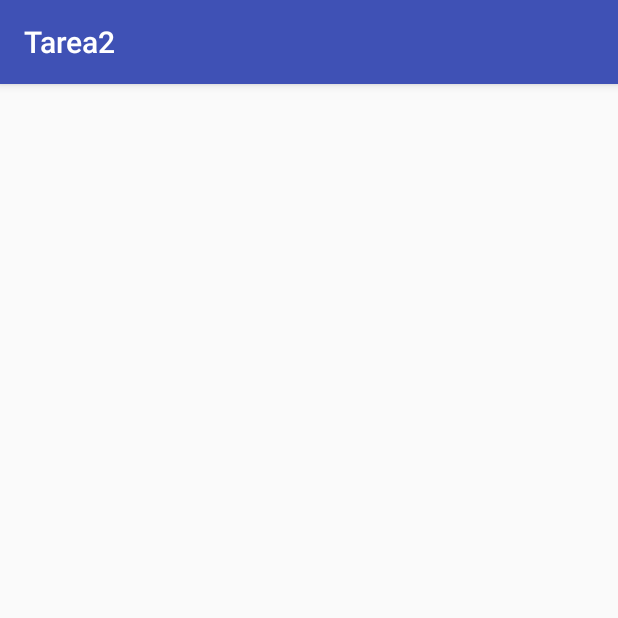
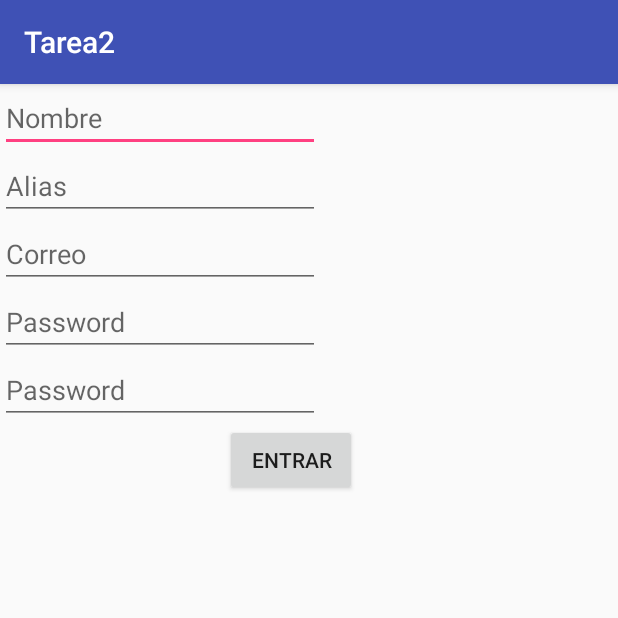
Before and after one commit to charlie83Gs/Tarea2Android, an Android app: the CrearUsuario screen opened directly, with no data from a screen before it, on a phone screen of 412 x 824 dp, the top half of it. Run offline under Robolectric (Android 15) with nearby library versions, the phone set to English and light mode, and no system bars.

Commit message:
crearUsuario

```diff
--- a/app/src/main/java/cr/ac/tec/tarea2/CrearUsuario.java
+++ b/app/src/main/java/cr/ac/tec/tarea2/CrearUsuario.java
@@ -2,12 +2,22 @@ package cr.ac.tec.tarea2;
 
 import android.support.v7.app.AppCompatActivity;
 import android.os.Bundle;
+import android.widget.EditText;
 
 public class CrearUsuario extends AppCompatActivity {
+
+    EditText nombre;
+    EditText alias;
+    EditText correo;
+    EditText nombre;
 
     @Override
     protected void onCreate(Bundle savedInstanceState) {
         super.onCreate(savedInstanceState);
         setContentView(R.layout.activity_crear_usuario);
     }
+
+    public void crearUsuario(View view){
+
+    }
 }
--- a/app/src/main/res/layout/activity_crear_usuario.xml
+++ b/app/src/main/res/layout/activity_crear_usuario.xml
@@ -2,16 +2,78 @@
 <android.support.constraint.ConstraintLayout xmlns:android="http://schemas.android.com/apk/res/android"
     xmlns:app="http://schemas.android.com/apk/res-auto"
     xmlns:tools="http://schemas.android.com/tools"
-    android:layout_width="match_parent"
-    android:layout_height="match_parent"
+    android:layout_width="fill_parent"
+    android:layout_height="fill_parent"
     tools:context=".CrearUsuario">
 
     <LinearLayout
-        android:layout_width="match_parent"
-        android:layout_height="match_parent"
+        android:layout_width="fill_parent"
+        android:layout_height="fill_parent"
         android:orientation="vertical"
         app:layout_constraintBottom_toBottomOf="parent"
         app:layout_constraintEnd_toEndOf="parent"
         app:layout_constraintStart_toStartOf="parent"
-        app:layout_constraintTop_toTopOf="parent"></LinearLayout>
+        app:layout_constraintTop_toTopOf="parent">
+
+        <EditText
+            android:id="@+id/edt_CrearUsuarioNombre"
+            android:layout_width="wrap_content"
+            android:layout_height="wrap_content"
+            android:ems="10"
+            android:hint="Nombre"
+            android:inputType="textPersonName"
+            android:text="" />
+
+        <EditText
+            android:id="@+id/edt_CrearUsuarioAlias"
+            android:layout_width="wrap_content"
+            android:layout_height="wrap_content"
+            android:ems="10"
+            android:hint="Alias"
+            android:inputType="textPersonName"
+            android:text="" />
+
+        <EditText
+            android:id="@+id/edt_CrearUsuarioCorreo"
+            android:layout_width="wrap_content"
+            android:layout_height="wrap_content"
+            android:ems="10"
+            android:hint="Correo"
+            android:inputType="textEmailAddress"
+            android:text="" />
+
+        <EditText
+            android:id="@+id/edtCrearUsuarioPassword"
+            android:layout_width="wrap_content"
+            android:layout_height="wrap_content"
+            android:ems="10"
+            android:hint="Password"
+            android:inputType="textPassword"
+            android:text="" />
+
+        <EditText
+            android:id="@+id/edtCrearUsuarioPasswordVerify"
+            android:layout_width="wrap_content"
+            android:layout_height="wrap_content"
+            android:ems="10"
+            android:hint="Password"
+            android:inputType="textPassword"
+            android:text="" />
+
+        <Button
+            android:id="@+id/btn_CrearUsuario"
+            android:layout_width="wrap_content"
+            android:layout_height="wrap_content"
+            android:layout_marginBottom="130dp"
+            android:layout_marginEnd="150dp"
+            android:layout_marginLeft="150dp"
+            android:layout_marginRight="150dp"
+            android:layout_marginStart="150dp"
+            android:onClick="crearUsuario"
+            android:text="@string/Login"
+            app:layout_constraintBottom_toBottomOf="parent"
+            app:layout_constraintEnd_toEndOf="parent"
+            app:layout_constraintStart_toStartOf="parent" />
+
+    </LinearLayout>
 </android.support.constraint.ConstraintLayout>
```
